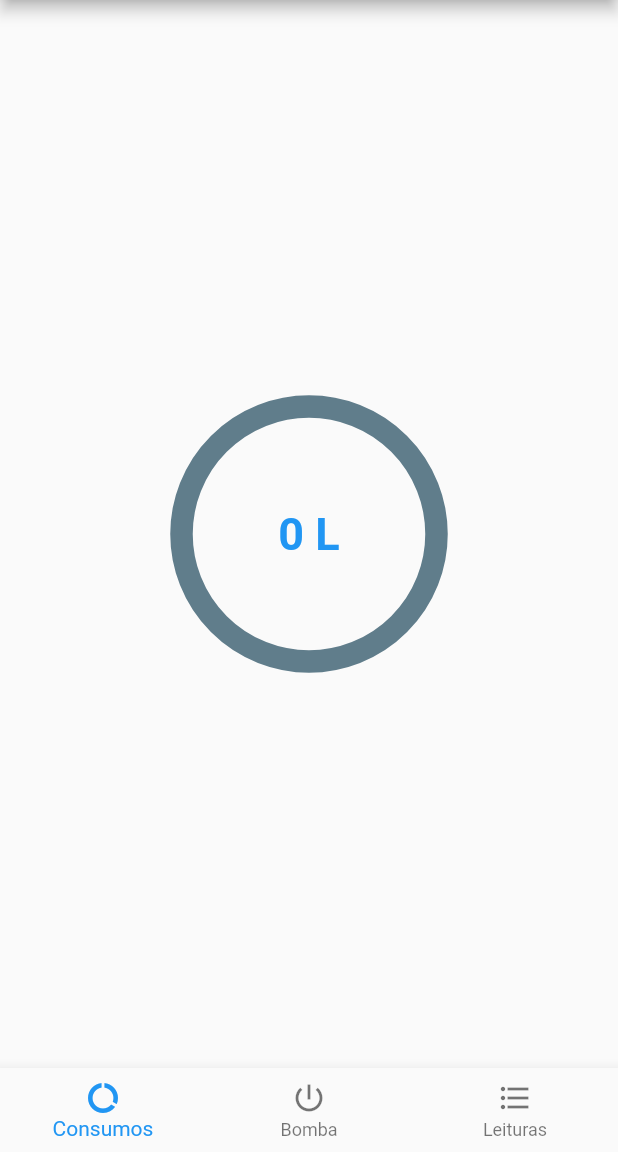
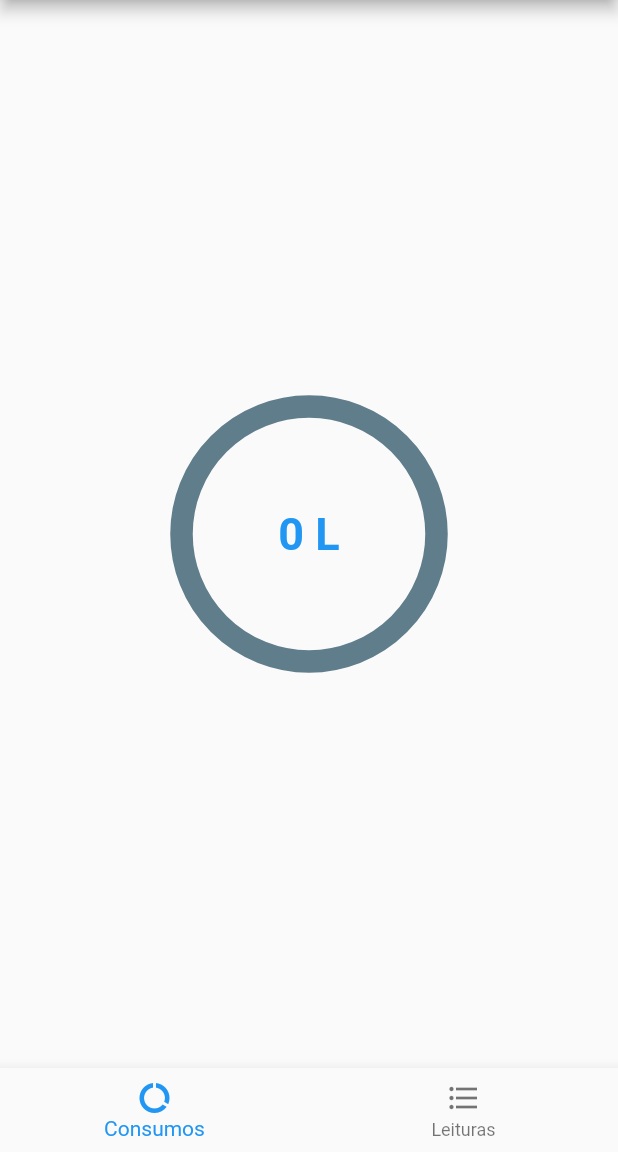
Before and after one commit to Nerdkz/water_flux, a Flutter app: the screen it shows after launch, on a phone screen of 412 x 824 dp, the part 84-1236 px from its top. Run offline on Flutter 3.47's test engine with Material 2 defaults, Android fonts, the phone set to English and light mode, and no system bars; missing offline and left inert: mqtt_client.

Commit message:
Added models directory and massage.dart class. The Message Page was added in project to make a consumption list

```diff
--- a/lib/main.dart
+++ b/lib/main.dart
@@ -6,6 +6,7 @@ import 'dart:io';
 import 'dart:math';
 import 'package:mqtt_client/mqtt_client.dart' as mqtt;
 import 'CircleProgress.dart';
+import 'models/message.dart';
 
 void main() async {
   runApp(MaterialApp(
@@ -33,17 +34,17 @@ class _HomeState extends State<Home> with SingleTickerProviderStateMixin{
   // Brokker configurations
 
 //  String titleBar = 'MQTT';
-  String broker = 'm16.cloudmqtt.com';
-  int port = 10397;
-  String username = 'zeydwrgb';
-  String passwd = 'S-8dPLb9DgID';
+//  String broker = 'm16.cloudmqtt.com';
+//  int port = 10397;
+//  String username = 'zeydwrgb';
+//  String passwd = 'S-8dPLb9DgID';
+//  String clientIdentifier = 'vinicius';
+
+  String broker = 'tailor.cloudmqtt.com';
+  int port = 12027;
+  String username = 'tajuanfa';
+  String passwd = '9CpBKnFY-_5o';
   String clientIdentifier = 'vinicius';
-
-//  String broker = 'tailor.cloudmqtt.com';
-//  int port = 12027;
-//  String username = 'tajuanfa';
-//  String passwd = '9CpBKnFY-_5o';
-//  String clientIdentifier = 'vinicius';
 
   mqtt.MqttClient client;
   mqtt.MqttConnectionState connectionState;
@@ -58,6 +59,9 @@ class _HomeState extends State<Home> with SingleTickerProviderStateMixin{
 
   bool toggleValue = false;
 
+  List<Message> messages = <Message>[];
+  ScrollController messageController = ScrollController();
+
   @override
   void initState() {
     _connect();
@@ -70,6 +74,7 @@ class _HomeState extends State<Home> with SingleTickerProviderStateMixin{
       });
     });
   }
+
 
   @override
   Widget build(BuildContext context) {
@@ -102,10 +107,10 @@ class _HomeState extends State<Home> with SingleTickerProviderStateMixin{
             icon: Icon(Icons.data_usage),
             title: Text('Consumos'),
           ),
-          BottomNavigationBarItem(
-            icon: Icon(Icons.power_settings_new),
-            title: Text('Bomba'),
-          ),
+//          BottomNavigationBarItem(
+//            icon: Icon(Icons.power_settings_new),
+//            title: Text('Bomba'),
+//          ),
           BottomNavigationBarItem(
             icon: Icon(Icons.format_list_bulleted),
             title: Text('Leituras'),
@@ -117,8 +122,8 @@ class _HomeState extends State<Home> with SingleTickerProviderStateMixin{
         onPageChanged: onPageChanged,
         children: <Widget>[
           _buildConsumptionPage(),
-          _buildPumpPage(),
-          //_buildMessagesPage(),
+          _buildMessagesPage(),
+          //_buildPumpPage()
         ],
       ),
     );
@@ -159,6 +164,31 @@ class _HomeState extends State<Home> with SingleTickerProviderStateMixin{
     );
   }
 
+  Column _buildMessagesPage() {
+    return Column(
+      children: <Widget>[
+        Expanded(
+          child: ListView(
+            controller: messageController,
+            children: _buildMessageList(),
+          ),
+        ),
+        Padding(
+          padding: const EdgeInsets.all(8.0),
+          child: RaisedButton(
+            child: Text('Clear'),
+            onPressed: () {
+              setState(() {
+                messages.clear();
+              });
+            },
+          ),
+        )
+      ],
+    );
+  }
+
+  /*
   Column _buildPumpPage() {
     return Column(
       mainAxisAlignment: MainAxisAlignment.center,
@@ -203,9 +233,45 @@ class _HomeState extends State<Home> with SingleTickerProviderStateMixin{
     );
   }
 
+   */
+
+
+  List<Widget> _buildMessageList() {
+    return messages.map((Message message) => Card(
+      color: Colors.white70,
+      child: ListTile(
+        trailing: CircleAvatar(
+            radius: 14.0,
+            backgroundColor: Theme.of(context).accentColor,
+            child: Column(
+              mainAxisAlignment: MainAxisAlignment.center,
+              children: <Widget>[
+                Icon(
+                  Icons.invert_colors,
+                  color: Colors.white,
+                  size: 20.0,
+                ),
+//                Text(
+//                  'QoS',
+//                  style: TextStyle(fontSize: 8.0),
+//                ),
+
+              ],
+            )),
+        title: Text(message.title),
+        subtitle: Text(message.message),
+        dense: true,
+      ),
+    ))
+        .toList()
+        .reversed
+        .toList();
+  }
+
   toggleButton(){
     setState(() {
       toggleValue = !toggleValue;
+      toggleValue ? _sendMessage("ON") : _sendMessage("OFF");
     });
   }
 
@@ -329,6 +395,20 @@ class _HomeState extends State<Home> with SingleTickerProviderStateMixin{
         'payload is <-- ${message} -->');
     print(client.connectionStatus.state);
     setState(() {
+
+      messages.add(Message(
+        title: event[0].topic,
+        message: message,
+      ));
+      try {
+        messageController.animateTo(
+          0.0,
+          duration: Duration(milliseconds: 400),
+          curve: Curves.easeOut,
+        );
+      } catch (_) {
+        // ScrollController not attached to any scroll views.
+      }
       print('Mensagem => $message');
       _fluxReading = message;
     });
--- /dev/null
+++ b/lib/models/message.dart
@@ -0,0 +1,6 @@
+class Message {
+  final String title;
+  final String message;
+
+  Message({this.title, this.message});
+}
```
Also changed, not shown: pubspec.lock, 6 other files.
